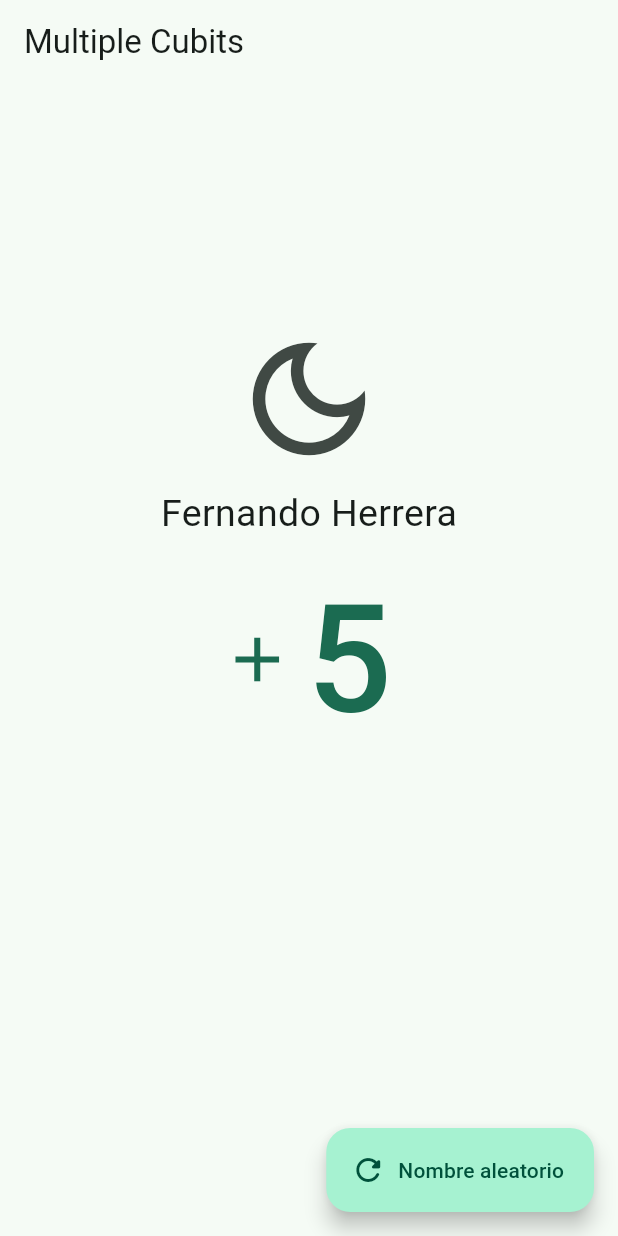
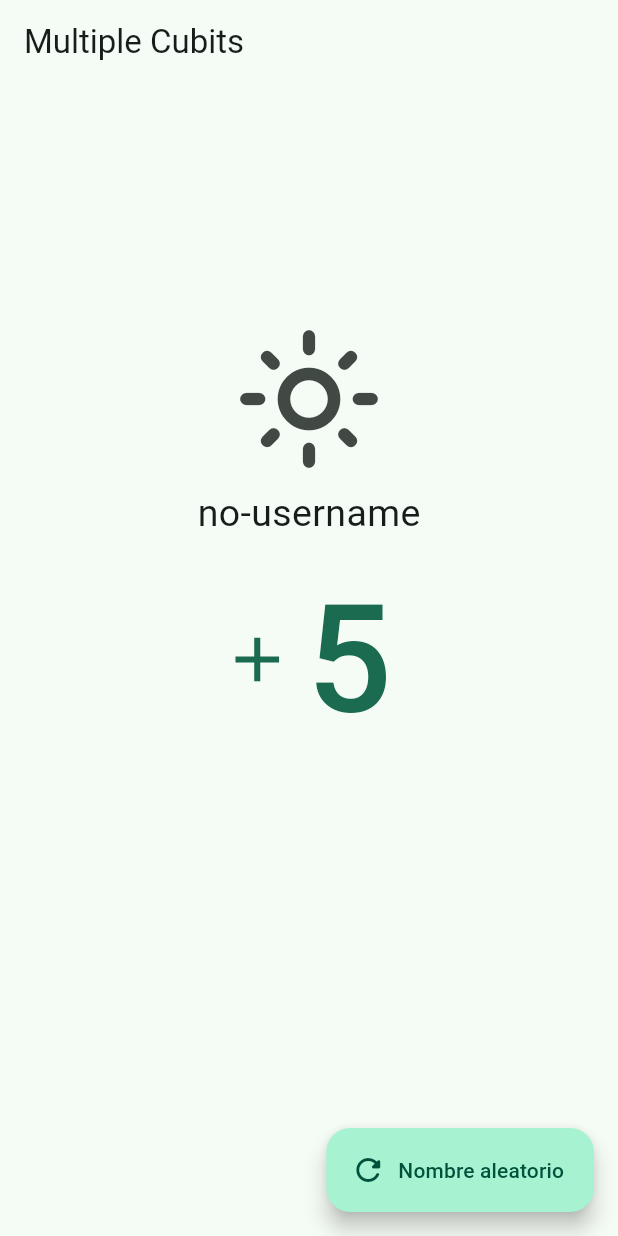
Before and after one commit to JoseManuelMunozManzano/Flutter-Bloc, a Flutter app: the MultipleCubitScreen screen opened by its route, on a phone screen of 412 x 824 dp. Run offline on Flutter 3.47's test engine with Material 3 defaults, Android fonts, the phone set to English and light mode, and no system bars; our stand-ins replace bloc, dio, equatable, flutter_bloc, go_router; missing offline and left inert: random_name_generator.

Commit message:
ThemeCubit - Cubit + State y UsernameCubit

```diff
--- a/lib/main.dart
+++ b/lib/main.dart
@@ -23,6 +23,7 @@ class BlocsProviders extends StatelessWidget {
       BlocProvider(create: (context) => UsernameCubit(), lazy: false),
       BlocProvider(create: (context) => RouterSimpleCubit()),
       BlocProvider(create: (context) => CounterCubit()),
+      BlocProvider(create: (context) => ThemeCubit()),
     ], child: const MyApp());
   }
 }
@@ -33,12 +34,13 @@ class MyApp extends StatelessWidget {
   @override
   Widget build(BuildContext context) {
     final appRouter = context.watch<RouterSimpleCubit>().state;
+    final theme = context.watch<ThemeCubit>().state;
 
     return MaterialApp.router(
       title: 'Flutter BLoC',
       debugShowCheckedModeBanner: false,
       routerConfig: appRouter,
-      theme: AppTheme(isDarkmode: false).getTheme(),
+      theme: AppTheme(isDarkmode: theme.isDarkMode).getTheme(),
     );
   }
 }
--- /dev/null
+++ b/lib/presentation/blocs/03-theme/theme_cubit.dart
@@ -0,0 +1,25 @@
+import 'package:bloc/bloc.dart';
+import 'package:equatable/equatable.dart';
+
+part 'theme_state.dart';
+
+class ThemeCubit extends Cubit<ThemeState> {
+  ThemeCubit({
+    bool darkMode = false
+  }) : super(ThemeState(isDarkMode: darkMode));
+
+  // Este es nuestro Cubit, donde tenemos el estado.
+  // Podemos hacer aquí muchas cosas.
+  // Por ejemplo, este toggle, donde emitimos un nuevo estado con el valor opuesto del estado actual.
+  void toggleTheme() {
+    emit(ThemeState(isDarkMode: !state.isDarkMode));
+  }
+
+  void setDarkMode() {
+    emit(const ThemeState(isDarkMode: true));
+  }
+
+  void lightMode() {
+    emit(const ThemeState(isDarkMode: false));
+  }
+}
--- /dev/null
+++ b/lib/presentation/blocs/03-theme/theme_state.dart
@@ -0,0 +1,30 @@
+part of 'theme_cubit.dart';
+
+class ThemeState extends Equatable {
+
+  // Propiedades que quiero que tenga mi state
+  final bool isDarkMode;
+
+  const ThemeState({
+    required this.isDarkMode,
+  });
+
+  // Consideraciones para que sea considerado un nuevo estado.
+  // Esto es Equatable.
+  // Indicamos que el estado cambia cuando cambia isDarkMode.
+  @override
+  List<Object> get props => [isDarkMode];
+}
+
+// Este sería la configuración para un estado inicial
+//
+//final class ThemeInitial extends ThemeState {}
+//
+// También podríamos tener configuraciones para otros estados.
+// Lo malo es que luego tenemos que evaluar si es estado es dark o light.
+//
+//final class ThemeDark extends ThemeState {}
+//final class ThemeLight extends ThemeState {}
+//
+// Pero no lo vamos a usar así, sino que lo vamos a manejar como una clase de estado,
+// y así ya no tenemos que estar evaluando, y puede tener más propiedades, getters, setters...
--- a/lib/presentation/blocs/blocs.dart
+++ b/lib/presentation/blocs/blocs.dart
@@ -1,2 +1,3 @@
 export './01-simple_cubit/username_cubit.dart';
 export './02-counter/counter_cubit.dart';
+export './03-theme/theme_cubit.dart';
--- a/lib/presentation/screens/03_multiple_cubits/multiple_cubits_screen.dart
+++ b/lib/presentation/screens/03_multiple_cubits/multiple_cubits_screen.dart
@@ -1,3 +1,4 @@
+import 'package:blocs_app/config/config.dart';
 import 'package:flutter/material.dart';
 import 'package:flutter_bloc/flutter_bloc.dart';
 
@@ -10,6 +11,8 @@ class MultipleCubitScreen extends StatelessWidget {
   Widget build(BuildContext context) {
     // En vez de usar BlocBuilder lo vamos a hacer de la manera tradicional
     final counterCubit = context.watch<CounterCubit>();
+    final themeCubit = context.watch<ThemeCubit>();
+    final usernameCubit = context.watch<UsernameCubit>();
 
     return Scaffold(
       appBar: AppBar(
@@ -22,17 +25,21 @@ class MultipleCubitScreen extends StatelessWidget {
             flex: 1,
           ),
           IconButton(
-            // icon: const Icon( Icons.light_mode_outlined, size: 100 ),
-            icon: const Icon(Icons.dark_mode_outlined, size: 100),
-            onPressed: () {},
+            icon: themeCubit.state.isDarkMode
+                ? const Icon(Icons.dark_mode_outlined, size: 100)
+                : const Icon(Icons.light_mode_outlined, size: 100),
+            onPressed: () {
+              themeCubit.toggleTheme();
+            },
           ),
-          const Text('Fernando Herrera', style: TextStyle(fontSize: 25)),
+          Text(usernameCubit.state, style: const TextStyle(fontSize: 25)),
           TextButton.icon(
             icon: const Icon(
               Icons.add,
               size: 50,
             ),
-            label: Text('${counterCubit.state}', style: const TextStyle(fontSize: 100)),
+            label: Text('${counterCubit.state}',
+                style: const TextStyle(fontSize: 100)),
             onPressed: () {
               counterCubit.incrementBy(1);
             },
@@ -43,7 +50,9 @@ class MultipleCubitScreen extends StatelessWidget {
       floatingActionButton: FloatingActionButton.extended(
         label: const Text('Nombre aleatorio'),
         icon: const Icon(Icons.refresh_rounded),
-        onPressed: () {},
+        onPressed: () {
+          usernameCubit.setUsername(RandomGenerator.getRandomName());
+        },
       ),
     );
   }
```
Also changed, not shown: 1 other file.
